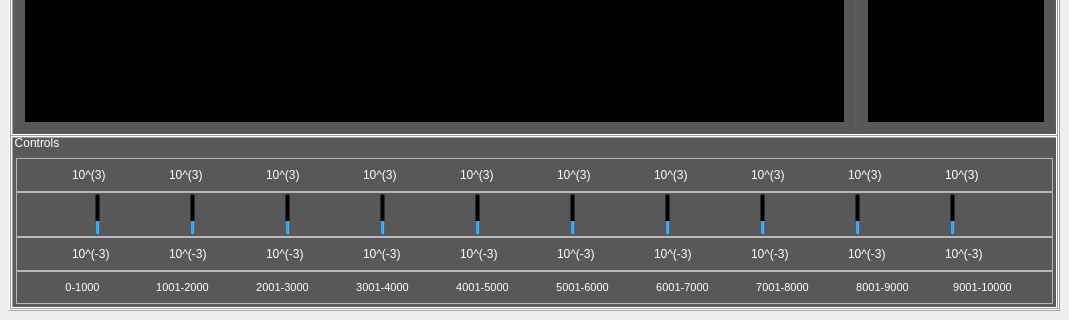
Old version of the form task3.ui in the repository OmarAtef0/Signal-Equalizer; both pictures show x 0 to 1069 and y 541 to 861 of the 1069 by 861 pixel window.
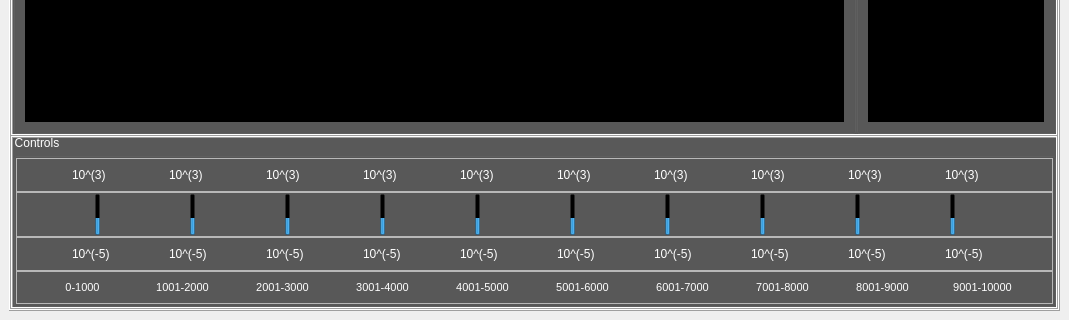
New version of the form. Custom widgets are drawn as their Qt base class.

Patch:
```diff
--- a/task3.ui
+++ b/task3.ui
@@ -1324,7 +1324,7 @@
 }</string>
                   </property>
                   <property name="minimum">
-                   <number>-3</number>
+                   <number>-5</number>
                   </property>
                   <property name="maximum">
                    <number>3</number>
@@ -1376,7 +1376,7 @@
 }</string>
                   </property>
                   <property name="minimum">
-                   <number>-3</number>
+                   <number>-5</number>
                   </property>
                   <property name="maximum">
                    <number>3</number>
@@ -1428,7 +1428,7 @@
 }</string>
                   </property>
                   <property name="minimum">
-                   <number>-3</number>
+                   <number>-5</number>
                   </property>
                   <property name="maximum">
                    <number>3</number>
@@ -1480,7 +1480,7 @@
 }</string>
                   </property>
                   <property name="minimum">
-                   <number>-3</number>
+                   <number>-5</number>
                   </property>
                   <property name="maximum">
                    <number>3</number>
@@ -1529,7 +1529,7 @@
 }</string>
                   </property>
                   <property name="minimum">
-                   <number>-3</number>
+                   <number>-5</number>
                   </property>
                   <property name="maximum">
                    <number>3</number>
@@ -1578,7 +1578,7 @@
 }</string>
                   </property>
                   <property name="minimum">
-                   <number>-3</number>
+                   <number>-5</number>
                   </property>
                   <property name="maximum">
                    <number>3</number>
@@ -1627,7 +1627,7 @@
 }</string>
                   </property>
                   <property name="minimum">
-                   <number>-3</number>
+                   <number>-5</number>
                   </property>
                   <property name="maximum">
                    <number>3</number>
@@ -1676,7 +1676,7 @@
 }</string>
                   </property>
                   <property name="minimum">
-                   <number>-3</number>
+                   <number>-5</number>
                   </property>
                   <property name="maximum">
                    <number>3</number>
@@ -1725,7 +1725,7 @@
 }</string>
                   </property>
                   <property name="minimum">
-                   <number>-3</number>
+                   <number>-5</number>
                   </property>
                   <property name="maximum">
                    <number>3</number>
@@ -1774,7 +1774,7 @@
 }</string>
                   </property>
                   <property name="minimum">
-                   <number>-3</number>
+                   <number>-5</number>
                   </property>
                   <property name="maximum">
                    <number>3</number>
@@ -1832,7 +1832,7 @@
                    <string notr="true">color: rgb(255, 255, 255);</string>
                   </property>
                   <property name="text">
-                   <string>10^(-3)</string>
+                   <string>10^(-5)</string>
                   </property>
                  </widget>
                 </item>
@@ -1860,7 +1860,7 @@
                    <string notr="true">color: rgb(255, 255, 255);</string>
                   </property>
                   <property name="text">
-                   <string>10^(-3)</string>
+                   <string>10^(-5)</string>
                   </property>
                  </widget>
                 </item>
@@ -1888,7 +1888,7 @@
                    <string notr="true">color: rgb(255, 255, 255);</string>
                   </property>
                   <property name="text">
-                   <string>10^(-3)</string>
+                   <string>10^(-5)</string>
                   </property>
                  </widget>
                 </item>
@@ -1916,7 +1916,7 @@
                    <string notr="true">color: rgb(255, 255, 255);</string>
                   </property>
                   <property name="text">
-                   <string>10^(-3)</string>
+                   <string>10^(-5)</string>
                   </property>
                  </widget>
                 </item>
@@ -1944,7 +1944,7 @@
                    <string notr="true">color: rgb(255, 255, 255);</string>
                   </property>
                   <property name="text">
-                   <string>10^(-3)</string>
+                   <string>10^(-5)</string>
                   </property>
                  </widget>
                 </item>
@@ -1972,7 +1972,7 @@
                    <string notr="true">color: rgb(255, 255, 255);</string>
                   </property>
                   <property name="text">
-                   <string>10^(-3)</string>
+                   <string>10^(-5)</string>
                   </property>
                  </widget>
                 </item>
@@ -2000,7 +2000,7 @@
                    <string notr="true">color: rgb(255, 255, 255);</string>
                   </property>
                   <property name="text">
-                   <string>10^(-3)</string>
+                   <string>10^(-5)</string>
                   </property>
                  </widget>
                 </item>
@@ -2028,7 +2028,7 @@
                    <string notr="true">color: rgb(255, 255, 255);</string>
                   </property>
                   <property name="text">
-                   <string>10^(-3)</string>
+                   <string>10^(-5)</string>
                   </property>
                  </widget>
                 </item>
@@ -2056,7 +2056,7 @@
                    <string notr="true">color: rgb(255, 255, 255);</string>
                   </property>
                   <property name="text">
-                   <string>10^(-3)</string>
+                   <string>10^(-5)</string>
                   </property>
                  </widget>
                 </item>
@@ -2084,7 +2084,7 @@
                    <string notr="true">color: rgb(255, 255, 255);</string>
                   </property>
                   <property name="text">
-                   <string>10^(-3)</string>
+                   <string>10^(-5)</string>
                   </property>
                  </widget>
                 </item>
```
Left out of the diff: 1 changed line with no effect on the pictures.
